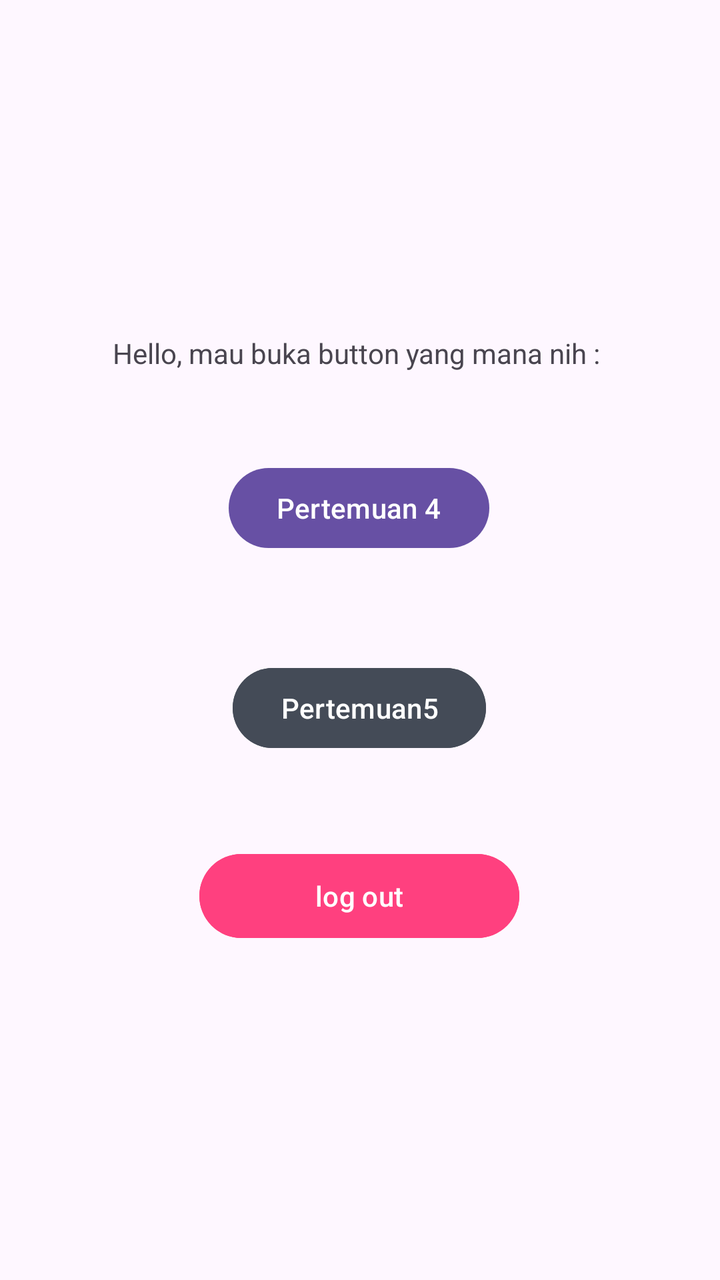
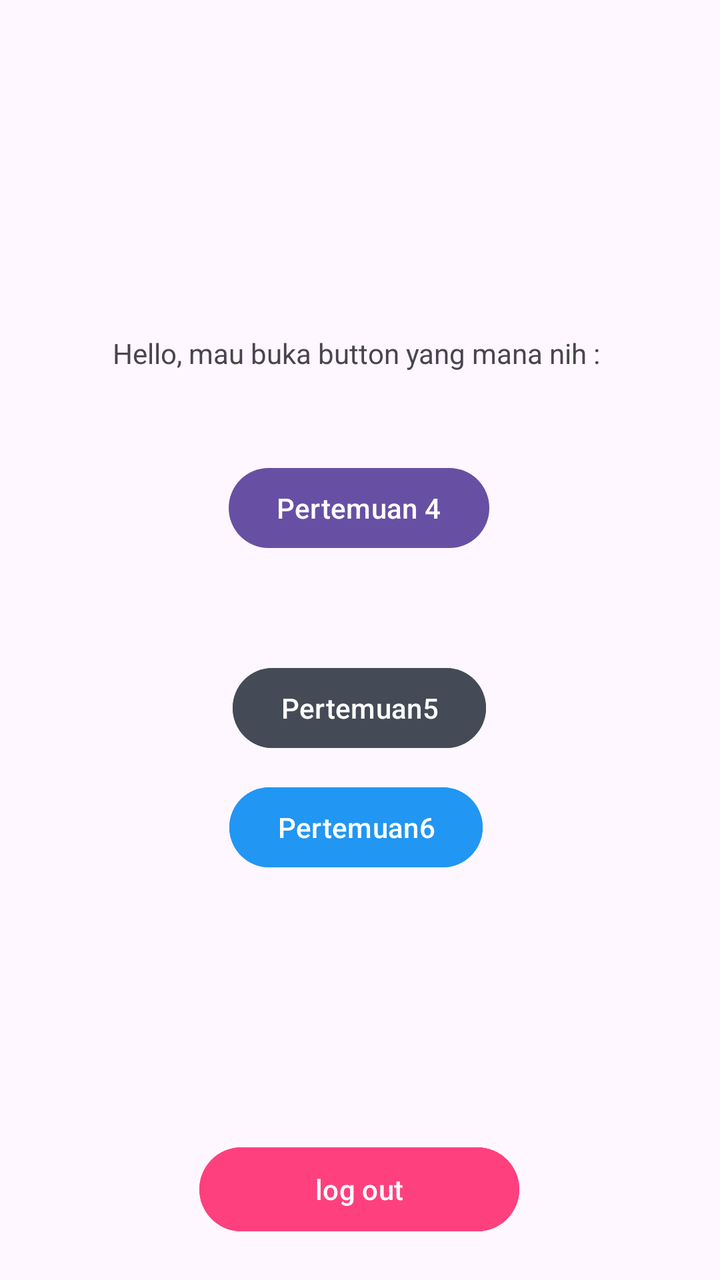

Before-and-after screenshots of an Android layout around one commit, followed by the original layout XML and the change that was made.
<!-- AndroidManifest.xml: application theme Theme.Venusadilah -->
<!-- res/layout/activity_main.xml -->
<?xml version="1.0" encoding="utf-8"?>
<androidx.constraintlayout.widget.ConstraintLayout xmlns:android="http://schemas.android.com/apk/res/android"
    xmlns:app="http://schemas.android.com/apk/res-auto"
    xmlns:tools="http://schemas.android.com/tools"
    android:id="@+id/main"
    android:layout_width="match_parent"
    android:layout_height="match_parent"
    tools:context=".MainActivity">

    <TextView
        android:id="@+id/textView4"
        android:layout_width="wrap_content"
        android:layout_height="wrap_content"
        android:text="Hello, mau buka button yang mana nih : "
        app:layout_constraintBottom_toBottomOf="parent"
        app:layout_constraintEnd_toEndOf="parent"
        app:layout_constraintStart_toStartOf="parent"
        app:layout_constraintTop_toTopOf="parent"
        app:layout_constraintVertical_bias="0.269" />

    <Button
        android:id="@+id/btnToFourth"
        android:layout_width="wrap_content"
        android:layout_height="wrap_content"
        android:layout_marginTop="44dp"
        android:text="Pertemuan 4"
        app:layout_constraintEnd_toEndOf="parent"
        app:layout_constraintHorizontal_bias="0.498"
        app:layout_constraintStart_toStartOf="parent"
        app:layout_constraintTop_toBottomOf="@+id/textView4" />

    <Button
        android:id="@+id/btnToFifth"
        android:layout_width="wrap_content"
        android:layout_height="wrap_content"
        android:layout_marginTop="144dp"
        android:backgroundTint="@color/abu_gelap2"
        android:text="Pertemuan5"
        app:layout_constraintEnd_toEndOf="parent"
        app:layout_constraintHorizontal_bias="0.498"
        app:layout_constraintStart_toStartOf="parent"
        app:layout_constraintTop_toBottomOf="@+id/textView4" />

    <Button
        android:id="@+id/btnLogout"
        android:layout_width="160dp"
        android:layout_height="50dp"
        android:layout_marginTop="45dp"
        android:backgroundTint="#FF407F"
        android:text="log out"
        app:layout_constraintBottom_toBottomOf="parent"
        app:layout_constraintEnd_toEndOf="parent"
        app:layout_constraintHorizontal_bias="0.498"
        app:layout_constraintStart_toStartOf="parent"
        app:layout_constraintTop_toBottomOf="@+id/btnToFifth"
        app:layout_constraintVertical_bias="0.0" />

</androidx.constraintlayout.widget.ConstraintLayout>
<!-- resources referenced by this layout -->
<resources>
  <color name="abu_gelap2">#444B57</color>
  <style name="Theme.Venusadilah" parent="Base.Theme.Venusadilah" />
  <style name="Base.Theme.Venusadilah" parent="Theme.Material3.DayNight.NoActionBar">
          
          
      </style>
</resources>

<!-- the commit's change to res/layout/activity_main.xml (unified diff, before → after) -->
@@ -53,6 +53,21 @@
         app:layout_constraintHorizontal_bias="0.498"
         app:layout_constraintStart_toStartOf="parent"
         app:layout_constraintTop_toBottomOf="@+id/btnToFifth"
-        app:layout_constraintVertical_bias="0.0" />
+        app:layout_constraintVertical_bias="0.879" />
+
+    <Button
+        android:id="@+id/btnToSixth"
+        android:layout_width="wrap_content"
+        android:layout_height="wrap_content"
+        android:layout_marginTop="144dp"
+        android:backgroundTint="#2196F3"
+        android:text="Pertemuan6"
+        app:layout_constraintBottom_toBottomOf="parent"
+        app:layout_constraintEnd_toEndOf="parent"
+        app:layout_constraintHorizontal_bias="0.492"
+        app:layout_constraintStart_toStartOf="parent"
+        app:layout_constraintTop_toBottomOf="@+id/textView4"
+        app:layout_constraintVertical_bias="0.228" />
+
 
 </androidx.constraintlayout.widget.ConstraintLayout>
